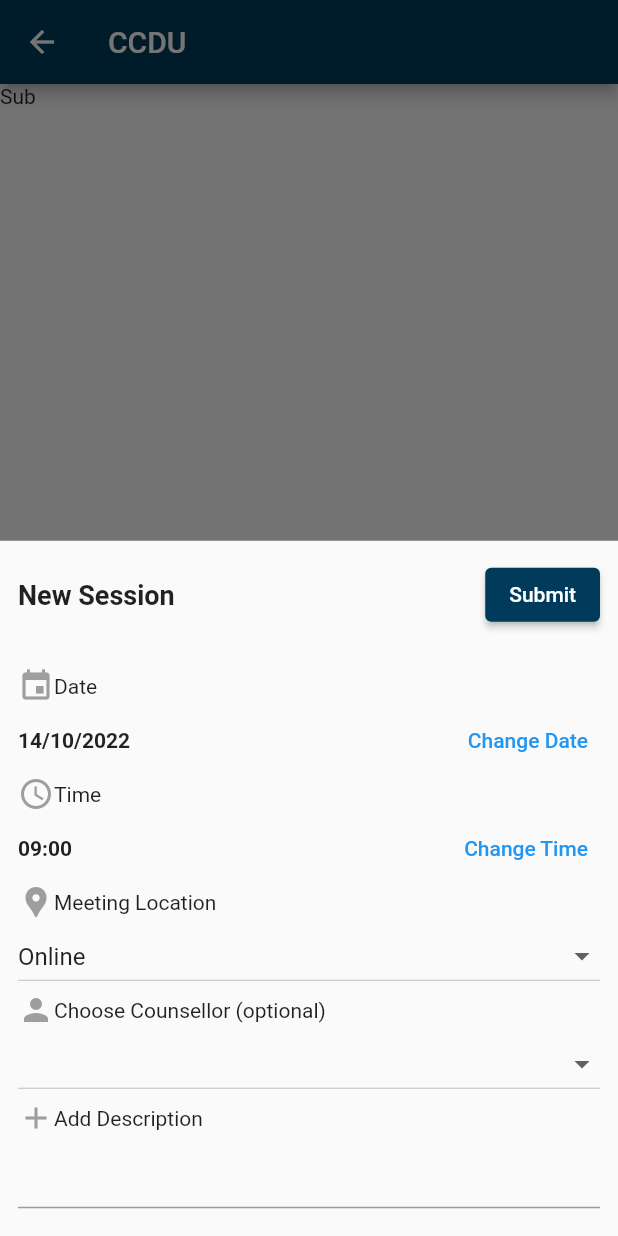
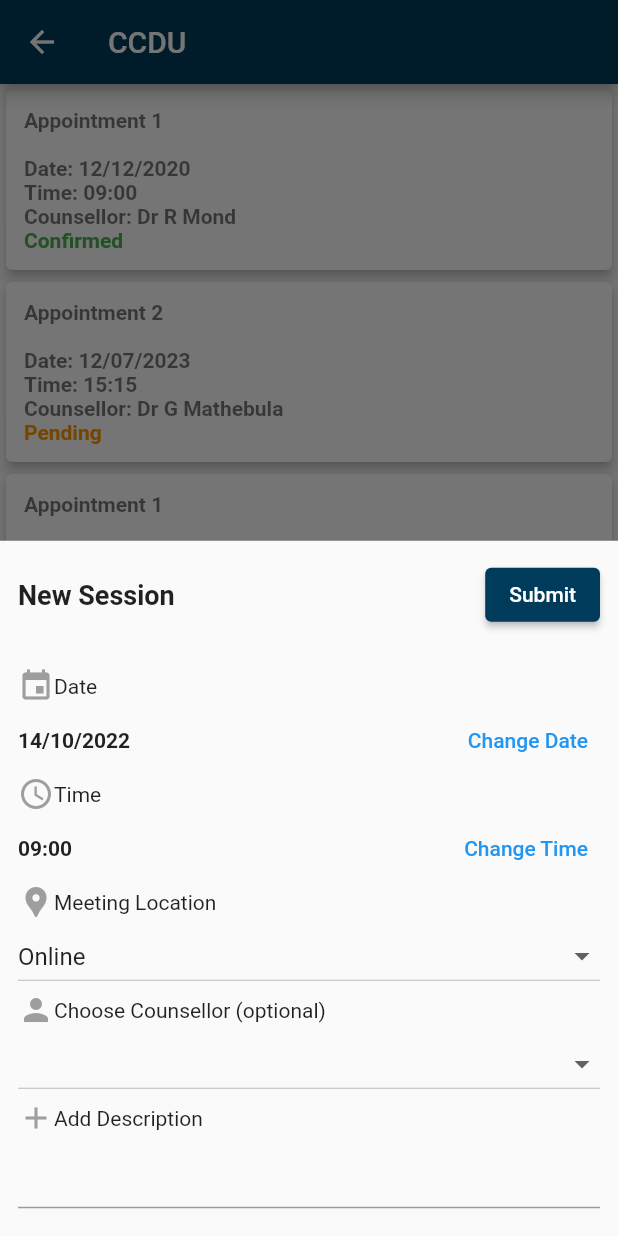
Before and after one commit to givenng6/sdp_wits_services, a Flutter app: the CCDU screen opened directly with empty values, after a tap on "New Session", on a phone screen of 412 x 824 dp. Run offline on Flutter 3.47's test engine with Material 2 defaults, Android fonts, the light colour scheme and no system bars; our stand-ins replace accordion, animated_splash_screen, firebase_core, flutter_hooks, flutter_login, loading_indicator and 2 more; missing offline and left inert: firebase_core_web, shared_preferences_web; accounts and stored records are empty.

Commit message:
list appointments

```diff
--- a/lib/StudentsApp/CCDU/CCDU.dart
+++ b/lib/StudentsApp/CCDU/CCDU.dart
@@ -152,9 +152,14 @@ class CCDU extends HookWidget{
                     Text('Add Description'),
                   ],
                 ),
-                TextField(
 
-                  )
+                SingleChildScrollView(
+                  physics: BouncingScrollPhysics(),
+                  child: TextField(
+
+                  ),
+                ),
+
                 ],)
               ),
           );
@@ -167,16 +172,47 @@ class CCDU extends HookWidget{
           ? SingleChildScrollView(
         child: Column(
           children: [
-           Text('Sub'),
+          appointment(1, "12/12/2020", "09:00", "Dr R Mond", "Confirmed"),
+          appointment(2, "12/07/2023", "15:15", "Dr G Mathebula", "Pending"),
+            appointment(1, "12/12/2020", "09:00", "Dr R Mond", "Confirmed"),
+            appointment(2, "12/07/2023", "15:15", "Dr G Mathebula", "Pending"),
+            appointment(1, "12/12/2020", "09:00", "Dr R Mond", "Confirmed"),
+            appointment(2, "12/07/2023", "15:15", "Dr G Mathebula", "Pending"),
+            appointment(1, "12/12/2020", "09:00", "Dr R Mond", "Confirmed"),
+            appointment(2, "12/07/2023", "15:15", "Dr G Mathebula", "Pending"),
+            appointment(1, "12/12/2020", "09:00", "Dr R Mond", "Confirmed"),
+            appointment(2, "12/07/2023", "15:15", "Dr G Mathebula", "Pending"),
+            appointment(1, "12/12/2020", "09:00", "Dr R Mond", "Confirmed"),
+            appointment(2, "12/07/2023", "15:15", "Dr G Mathebula", "Pending"),
+            appointment(1, "12/12/2020", "09:00", "Dr R Mond", "Confirmed"),
+            appointment(2, "12/07/2023", "15:15", "Dr G Mathebula", "Pending"),
           ],
         ),
       )
-          : Column(
-        mainAxisAlignment: MainAxisAlignment.center,
-        children: [
-          AddSub(isSubscribed, data, subs),
-        ],
+          : Center(
+          child: Text('No Data', style: TextStyle(fontWeight: FontWeight.bold, fontSize: 18, color: Colors.grey)),
       ),
     );
   }
+
+  Widget appointment(int index, String date, String time, String counsellor, String status){
+    return Card(
+      elevation: 3,
+      child: Container(
+        width: double.infinity,
+        padding: EdgeInsets.all(12),
+        child: Column(
+        crossAxisAlignment: CrossAxisAlignment.start,
+        children: [
+          Text("Appointment $index", style: TextStyle(fontWeight: FontWeight.bold, color: Colors.black54)),
+          Text(""),
+          Text("Date: $date", style: TextStyle(fontWeight: FontWeight.w600, color: Colors.black54)),
+          Text("Time: $time", style: TextStyle(fontWeight: FontWeight.w600, color: Colors.black54)),
+          Text("Counsellor: $counsellor", style: TextStyle(fontWeight: FontWeight.w600, color: Colors.black54)),
+          status == 'Confirmed'? Text(status, style: TextStyle(fontWeight: FontWeight.bold, color: Colors.green))
+          : Text(status, style: TextStyle(fontWeight: FontWeight.bold, color: Colors.orange)),
+        ],
+      ),
+    ));
+  }
 }
```
